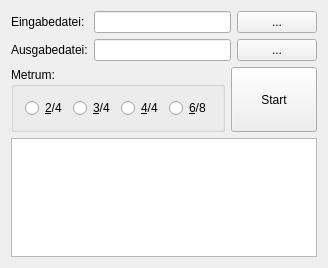
Above: tab2abc.ui from t2ft/tab2abc before the change. Below: the same form after it.
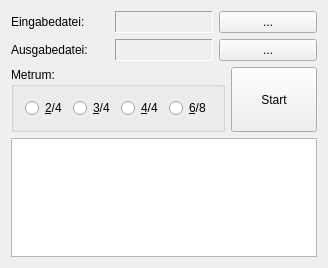
That is the form after the change.

Commit message: Changed file name display widget to QLabel

Diff of the .ui file:
```diff
--- a/tab2abc.ui
+++ b/tab2abc.ui
@@ -23,9 +23,6 @@
        </property>
       </widget>
      </item>
-     <item row="0" column="1">
-      <widget class="QLineEdit" name="inFileName"/>
-     </item>
      <item row="0" column="2">
       <widget class="QPushButton" name="loadInFileName">
        <property name="text">
@@ -40,9 +37,6 @@
        </property>
       </widget>
      </item>
-     <item row="1" column="1">
-      <widget class="QLineEdit" name="outFileName"/>
-     </item>
      <item row="1" column="2">
       <widget class="QPushButton" name="loadOutFileName">
        <property name="text">
@@ -50,6 +44,38 @@
        </property>
       </widget>
      </item>
+     <item row="0" column="1">
+      <widget class="QLabel" name="inFileName">
+       <property name="frameShape">
+        <enum>QFrame::Panel</enum>
+       </property>
+       <property name="frameShadow">
+        <enum>QFrame::Sunken</enum>
+       </property>
+       <property name="text">
+        <string/>
+       </property>
+       <property name="textInteractionFlags">
+        <set>Qt::TextSelectableByKeyboard|Qt::TextSelectableByMouse</set>
+       </property>
+      </widget>
+     </item>
+     <item row="1" column="1">
+      <widget class="QLabel" name="outFileName">
+       <property name="frameShape">
+        <enum>QFrame::Panel</enum>
+       </property>
+       <property name="frameShadow">
+        <enum>QFrame::Sunken</enum>
+       </property>
+       <property name="text">
+        <string/>
+       </property>
+       <property name="textInteractionFlags">
+        <set>Qt::TextSelectableByKeyboard|Qt::TextSelectableByMouse</set>
+       </property>
+      </widget>
+     </item>
     </layout>
    </item>
    <item>
```
The commit also changes 2 other files.
